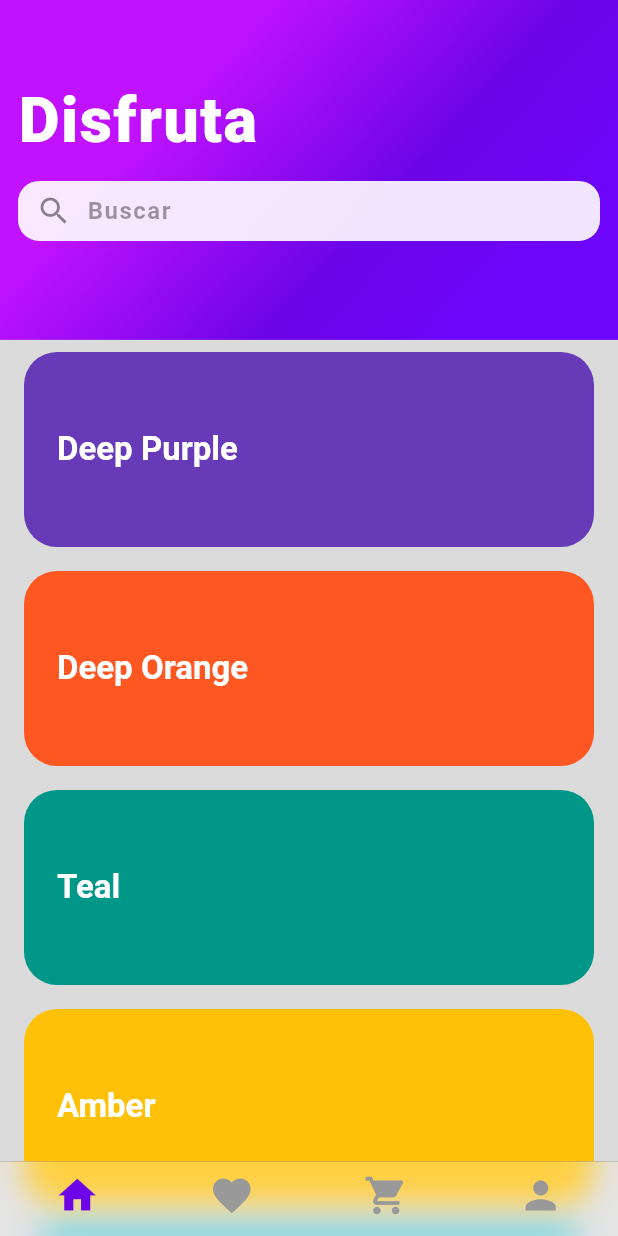
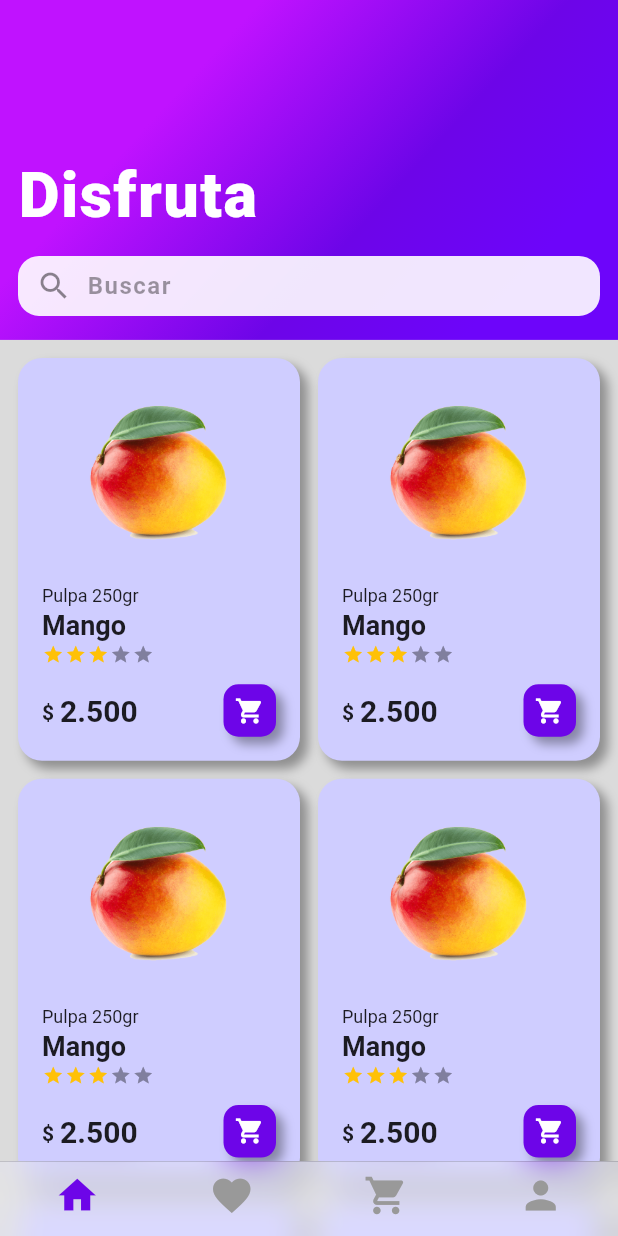
Before and after one commit to paulmrg-461/Disfruta, a Flutter app: the HomePage screen opened by its route, on a phone screen of 412 x 824 dp. Run offline on Flutter 3.47's test engine with Material 2 defaults, Android fonts, the phone set to English and light mode, and no system bars; drawn by our look-alikes of flutter_rating_bar.

Commit message:
UI: HomePage

```diff
--- a/lib/pages/tabs/home_tab.dart
+++ b/lib/pages/tabs/home_tab.dart
@@ -1,4 +1,5 @@
 import 'package:disfruta/widgets/custom_headers.dart';
+import 'package:disfruta/widgets/product_item_card.dart';
 import 'package:flutter/material.dart';
 
 class HomeTab extends StatelessWidget {
@@ -25,6 +26,7 @@ class _MainScroll extends StatelessWidget {
     final double maxHeight = MediaQuery.of(context).size.height * 0.275;
     final double minHeight = MediaQuery.of(context).size.height * 0.24;
     return CustomScrollView(
+      physics: BouncingScrollPhysics(),
       slivers: <Widget>[
         SliverPersistentHeader(
           floating: true,
@@ -41,14 +43,31 @@ class _MainScroll extends StatelessWidget {
                 fontSize: 42.0,
               )),
         ),
-        SliverList(
+        SliverPadding(
+          padding: EdgeInsets.all(12),
+          sliver: SliverGrid(
+            gridDelegate: SliverGridDelegateWithFixedCrossAxisCount(
+              crossAxisCount: 2,
+              mainAxisSpacing: 12.0,
+              crossAxisSpacing: 12.0,
+              childAspectRatio: 0.7,
+            ),
+            delegate: SliverChildBuilderDelegate(
+              (BuildContext context, int index) {
+                return ProductItemCard();
+              },
+              childCount: 10,
+            ),
+          ),
+        )
+        /* SliverList(
           delegate: SliverChildListDelegate([
             ...items,
             SizedBox(
-              height: 100.0,
+              height: 60.0,
             )
           ]),
-        )
+        ) */
       ],
     );
   }
@@ -112,7 +131,7 @@ class _ListItem extends StatelessWidget {
             fontSize: 22.0, color: Colors.white, fontWeight: FontWeight.bold),
       ),
       height: 130,
-      margin: EdgeInsets.symmetric(horizontal: 16.0, vertical: 8.0),
+      margin: EdgeInsets.symmetric(horizontal: 12.0, vertical: 8.0),
       padding: EdgeInsets.all(22.0),
       decoration: BoxDecoration(
           color: this.color, borderRadius: BorderRadius.circular(22.0)),
--- a/lib/widgets/custom_headers.dart
+++ b/lib/widgets/custom_headers.dart
@@ -139,12 +139,8 @@ class GradientHeader extends StatelessWidget {
               begin: Alignment(0.1, -1.5),
               stops: [0.0, 0.6, 1.0]),
         ),
-        child: SafeArea(
         child: Padding(
           padding: const EdgeInsets.symmetric(horizontal: 12),
-          child: Container(
-            width: double.infinity,
-            height: this.headerHeight,
           child: Column(
             crossAxisAlignment: CrossAxisAlignment.start,
             mainAxisAlignment: MainAxisAlignment.end,
@@ -186,7 +182,6 @@ class GradientHeader extends StatelessWidget {
               )
             ],
           ),
-          ),
-        )));
+        ));
   }
 }
--- /dev/null
+++ b/lib/widgets/product_item_card.dart
@@ -0,0 +1,110 @@
+import 'package:disfruta/pages/detail_page.dart';
+import 'package:disfruta/widgets/rating_bar.dart';
+import 'package:flutter/material.dart';
+
+class ProductItemCard extends StatelessWidget {
+  @override
+  Widget build(BuildContext context) {
+    return GestureDetector(
+      onTap: () => Navigator.push(
+          context,
+          MaterialPageRoute(
+            builder: (context) => DetailPage(),
+          )),
+      child: Container(
+          alignment: Alignment.center,
+          decoration: BoxDecoration(
+              color: Color(0xffCFCDFF),
+              // color: Color(0xffDDBBFF),
+              borderRadius: BorderRadius.circular(16),
+              boxShadow: [
+                BoxShadow(
+                    color: Colors.black.withOpacity(0.35),
+                    offset: Offset(5, 5),
+                    blurRadius: 5)
+              ]),
+          child: Padding(
+            padding: const EdgeInsets.all(16.0),
+            child: Column(
+              mainAxisAlignment: MainAxisAlignment.spaceBetween,
+              crossAxisAlignment: CrossAxisAlignment.start,
+              children: [
+                Padding(
+                  padding: const EdgeInsets.all(12.0),
+                  child: Image(image: AssetImage('assets/mango.png')),
+                ),
+                Column(
+                  crossAxisAlignment: CrossAxisAlignment.start,
+                  children: [
+                    Text(
+                      'Pulpa 250gr',
+                      textAlign: TextAlign.left,
+                      style:
+                          TextStyle(fontSize: 12, fontWeight: FontWeight.w400),
+                    ),
+                    Padding(
+                      padding: const EdgeInsets.symmetric(vertical: 2.0),
+                      child: Text(
+                        'Mango',
+                        textAlign: TextAlign.left,
+                        style: TextStyle(
+                            fontSize: 18, fontWeight: FontWeight.bold),
+                      ),
+                    ),
+                    CustomRatingBar(
+                      itemSize: 14,
+                      itemPadding: 0.5,
+                      allowHalfRating: false,
+                    )
+                  ],
+                ),
+                Row(
+                  mainAxisAlignment: MainAxisAlignment.spaceBetween,
+                  crossAxisAlignment: CrossAxisAlignment.center,
+                  children: [
+                    Row(
+                      crossAxisAlignment: CrossAxisAlignment.end,
+                      children: [
+                        Padding(
+                          padding: const EdgeInsets.only(right: 4, bottom: 2),
+                          child: Text(
+                            '\$',
+                            textAlign: TextAlign.start,
+                            style: TextStyle(
+                                fontSize: 14, fontWeight: FontWeight.bold),
+                          ),
+                        ),
+                        Text(
+                          '2.500',
+                          textAlign: TextAlign.start,
+                          style: TextStyle(
+                              fontSize: 20, fontWeight: FontWeight.bold),
+                        ),
+                      ],
+                    ),
+                    Container(
+                      width: 35,
+                      height: 35,
+                      decoration: BoxDecoration(
+                          color: Color(0xff6D05E8),
+                          borderRadius: BorderRadius.circular(10),
+                          boxShadow: [
+                            BoxShadow(
+                                color: Colors.black.withOpacity(0.35),
+                                offset: Offset(5, 5),
+                                blurRadius: 5)
+                          ]),
+                      child: Icon(
+                        Icons.shopping_cart,
+                        color: Colors.white,
+                        size: 20,
+                      ),
+                    ),
+                  ],
+                )
+              ],
+            ),
+          )),
+    );
+  }
+}
--- a/lib/widgets/rating_bar.dart
+++ b/lib/widgets/rating_bar.dart
@@ -2,7 +2,16 @@ import 'package:flutter/material.dart';
 import 'package:flutter_rating_bar/flutter_rating_bar.dart';
 
 class CustomRatingBar extends StatefulWidget {
-  CustomRatingBar({Key key}) : super(key: key);
+  final double itemSize;
+  final double itemPadding;
+  final bool allowHalfRating;
+
+  const CustomRatingBar(
+      {Key key,
+      this.itemSize = 17,
+      this.itemPadding = 1,
+      this.allowHalfRating = true})
+      : super(key: key);
 
   @override
   _CustomRatingBarState createState() => _CustomRatingBarState();
@@ -12,13 +21,13 @@ class _CustomRatingBarState extends State<CustomRatingBar> {
   @override
   Widget build(BuildContext context) {
     return RatingBar.builder(
-      itemSize: 17,
+      itemSize: widget.itemSize,
       initialRating: 3,
       minRating: 1,
       direction: Axis.horizontal,
-      allowHalfRating: true,
+      allowHalfRating: widget.allowHalfRating,
       itemCount: 5,
-      itemPadding: EdgeInsets.symmetric(horizontal: 1.0),
+      itemPadding: EdgeInsets.symmetric(horizontal: widget.itemPadding),
       itemBuilder: (context, _) => Icon(
         Icons.star,
         color: Colors.amber,
```
Also changed, not shown: pubspec.lock. Lines whose indentation alone changed are shown as unchanged.
